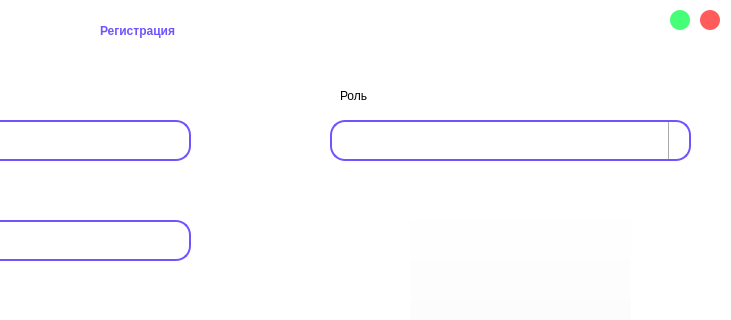
The window that project/register.ui (AssasinNik/meow) describes before a commit, drawn with Qt 5; both pictures show x 190 to 921 and y 0 to 320 of the 921 by 511 pixel window.
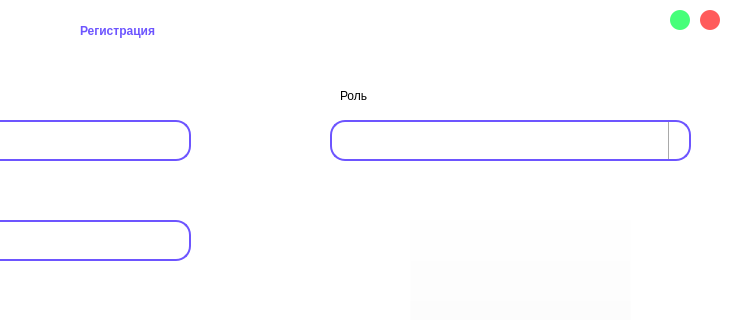
The same window after the commit. Icons and pictures are not drawn.

Patch:
```diff
--- a/project/register.ui
+++ b/project/register.ui
@@ -19,9 +19,9 @@
   <widget class="QLabel" name="label">
    <property name="geometry">
     <rect>
-     <x>290</x>
+     <x>270</x>
      <y>0</y>
-     <width>371</width>
+     <width>491</width>
      <height>61</height>
     </rect>
    </property>
```
